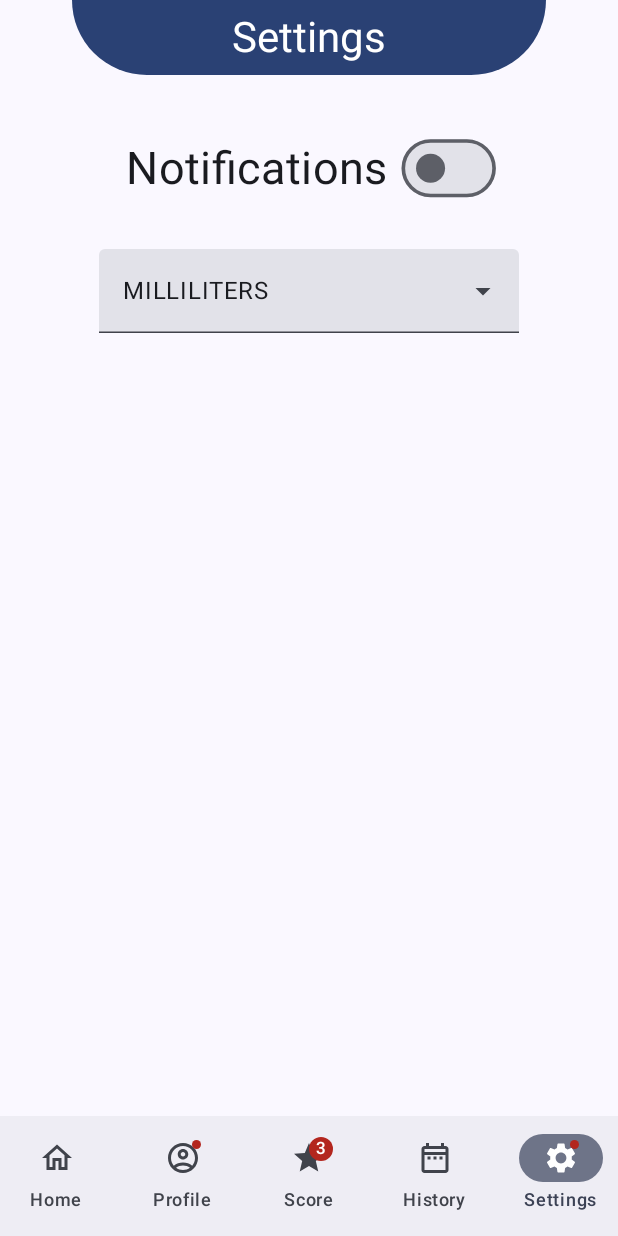
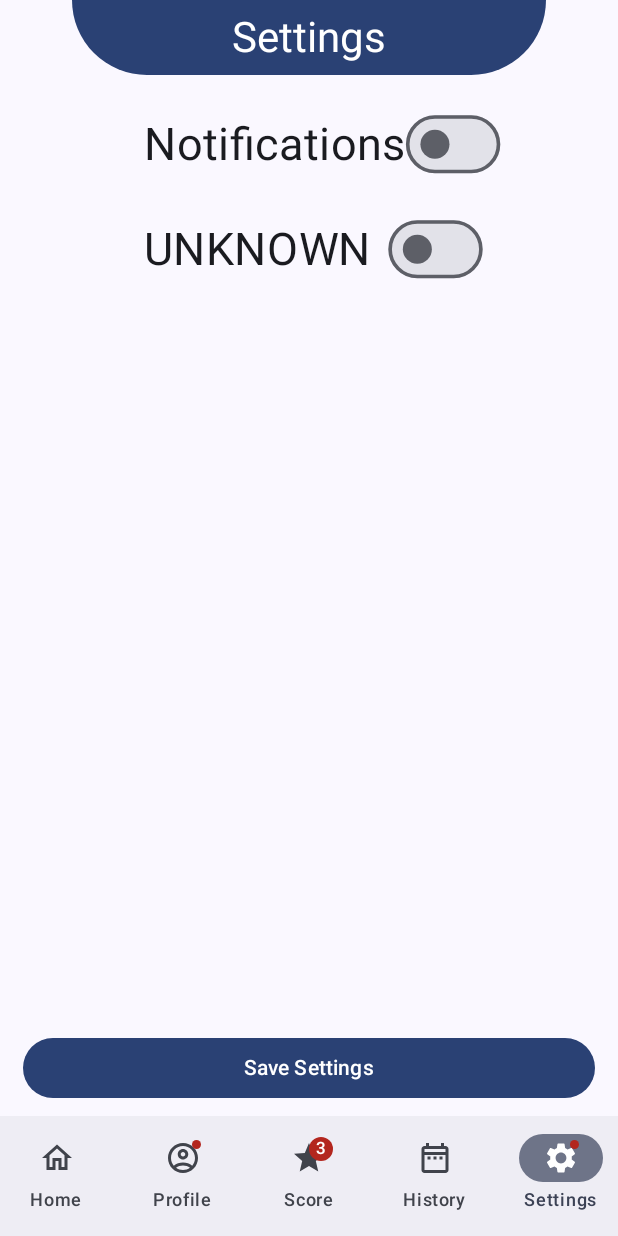
Before and after one commit to straumandi/Hydrinker, an Android app built with Jetpack Compose: the screen it shows after launch (MainActivity), item 5 of the bottom bar chosen, on a phone screen of 412 x 824 dp. Run offline under Robolectric (Android 15) with nearby library versions, the phone set to English and light mode, and no system bars.

Commit message:
added settings screen and push notifications

```diff
--- a/app/src/main/AndroidManifest.xml
+++ b/app/src/main/AndroidManifest.xml
@@ -2,7 +2,10 @@
 <manifest xmlns:android="http://schemas.android.com/apk/res/android"
     xmlns:tools="http://schemas.android.com/tools">
 
+    <uses-permission android:name="android.permission.POST_NOTIFICATIONS" />
+    <uses-permission android:name="android.permission.RECEIVE_BOOT_COMPLETED"/>
     <application
+        android:name=".Hydrinker"
         android:allowBackup="true"
         android:dataExtractionRules="@xml/data_extraction_rules"
         android:fullBackupContent="@xml/backup_rules"
@@ -23,6 +26,6 @@
                 <category android:name="android.intent.category.LAUNCHER" />
             </intent-filter>
         </activity>
+        <receiver android:name=".services.HourlyAlarmReceiver" />
     </application>
-
 </manifest>
--- /dev/null
+++ b/app/src/main/java/com/example/hydrinker/Hydrinker.kt
@@ -0,0 +1,47 @@
+package com.example.hydrinker
+
+import android.app.Application
+import android.app.NotificationChannel
+import android.app.NotificationManager
+import androidx.datastore.core.DataStore
+import androidx.datastore.preferences.core.Preferences
+import androidx.datastore.preferences.preferencesDataStore
+import androidx.lifecycle.ProcessLifecycleOwner
+import androidx.lifecycle.lifecycleScope
+import com.example.hydrinker.services.NotificationService
+import kotlinx.coroutines.launch
+
+
+class Hydrinker : Application() {
+    private val dataStore: DataStore<Preferences> by preferencesDataStore(name = "settings")
+    private lateinit var notificationService: NotificationService
+
+    // Override onCreate() to register an AppLifecycleObserver
+    override fun onCreate() {
+        super.onCreate()
+        notificationService = NotificationService(this)
+
+        createNotificationChannel()
+        scheduleOrCancelNotifications()
+    }
+
+    private fun createNotificationChannel() {
+        val notificationChannel = NotificationChannel(
+            "water_notification",
+            "Water",
+            NotificationManager.IMPORTANCE_HIGH
+        )
+        val notificationManager = getSystemService(NOTIFICATION_SERVICE) as NotificationManager
+        notificationManager.createNotificationChannel(notificationChannel)
+    }
+
+    private fun scheduleOrCancelNotifications() {
+        ProcessLifecycleOwner.get().lifecycleScope.launch {
+            if (notificationService.isNotificationEnabled(dataStore)) {
+                notificationService.scheduleHourlyNotifications()
+            } else {
+                notificationService.cancelScheduledNotifications()
+            }
+        }
+    }
+}
--- a/app/src/main/java/com/example/hydrinker/models/User.kt
+++ b/app/src/main/java/com/example/hydrinker/models/User.kt
@@ -23,5 +23,5 @@ enum class ActivityLevel {
 }
 
 enum class MeasurementUnit {
-    MILLILITERS, OUNCES, UNKNOWN
+    METRIC, IMPERIAL, UNKNOWN
 }
--- a/app/src/main/java/com/example/hydrinker/screens/SettingsScreen.kt
+++ b/app/src/main/java/com/example/hydrinker/screens/SettingsScreen.kt
@@ -1,23 +1,26 @@
 package com.example.hydrinker.screens
 
+import android.content.Context
+import android.widget.Toast
 import androidx.compose.foundation.background
 import androidx.compose.foundation.layout.Arrangement
+import androidx.compose.foundation.layout.Box
 import androidx.compose.foundation.layout.Column
 import androidx.compose.foundation.layout.Row
 import androidx.compose.foundation.layout.Spacer
 import androidx.compose.foundation.layout.fillMaxSize
+import androidx.compose.foundation.layout.fillMaxWidth
 import androidx.compose.foundation.layout.height
 import androidx.compose.foundation.layout.padding
+import androidx.compose.foundation.layout.size
 import androidx.compose.foundation.layout.width
-import androidx.compose.material3.DropdownMenuItem
-import androidx.compose.material3.ExperimentalMaterial3Api
-import androidx.compose.material3.ExposedDropdownMenuBox
-import androidx.compose.material3.ExposedDropdownMenuDefaults
+import androidx.compose.material3.Button
+import androidx.compose.material3.CircularProgressIndicator
 import androidx.compose.material3.MaterialTheme
 import androidx.compose.material3.Switch
 import androidx.compose.material3.Text
-import androidx.compose.material3.TextField
 import androidx.compose.runtime.Composable
+import androidx.compose.runtime.LaunchedEffect
 import androidx.compose.runtime.getValue
 import androidx.compose.runtime.mutableStateOf
 import androidx.compose.runtime.remember
@@ -28,23 +31,46 @@ import androidx.compose.ui.draw.scale
 import androidx.compose.ui.graphics.Color
 import androidx.compose.ui.platform.LocalContext
 import androidx.compose.ui.text.input.TextFieldValue
-import androidx.compose.ui.tooling.preview.Preview
 import androidx.compose.ui.unit.dp
 import androidx.compose.ui.unit.sp
 import androidx.navigation.NavController
 import com.example.hydrinker.headers.ScreenHeader
 import com.example.hydrinker.models.MeasurementUnit
+import com.example.hydrinker.services.NotificationService
+import com.example.hydrinker.services.SettingsService
+import kotlinx.coroutines.CoroutineScope
+import kotlinx.coroutines.Dispatchers
+import kotlinx.coroutines.delay
+import kotlinx.coroutines.launch
+import kotlinx.coroutines.withContext
 
-@Preview
 @Composable
-fun SettingsScreen(navController: NavController = NavController(LocalContext.current)) {
+fun SettingsScreen(
+    navController: NavController,
+    context: Context = LocalContext.current
+) {
     var uiState by remember { mutableStateOf(SettingsUiState()) }
+    val settingsService = SettingsService(context.dataStore, context)
+
+    LaunchedEffect(key1 = Unit) {
+        val existingProfile = settingsService.readSettings()
+        uiState = SettingsUiState(
+            notificationsOn = existingProfile.notificationsOn,
+            units = existingProfile.units
+        )
+    }
 
     ScreenHeader(headerText = "Settings")
+
+    Box(
+        modifier = Modifier
+            .fillMaxSize()
+            .padding(top = 60.dp, start = 15.dp, end = 15.dp)
+    ) {
         Column(
             modifier = Modifier
-            .padding(top = 96.dp)
-            .fillMaxSize(),
+                .fillMaxSize()
+                .padding(top = 20.dp),
             horizontalAlignment = Alignment.CenterHorizontally,
             verticalArrangement = Arrangement.spacedBy(40.dp)
         ) {
@@ -56,9 +82,50 @@ fun SettingsScreen(navController: NavController = NavController(LocalContext.cur
                 text = "Notifications"
             )
 
-        UnitDropDownMenu( onClick = {
-            uiState = uiState.copy(units = it)
-        })
+            CustomStyledSwitch(
+                checked = uiState.units == MeasurementUnit.METRIC,
+                onCheckedChange = {
+                    uiState =
+                        uiState.copy(units = if (it) MeasurementUnit.METRIC else MeasurementUnit.IMPERIAL)
+                },
+                text = uiState.units.name
+            )
+
+            Spacer(modifier = Modifier.weight(1f)) // This will push everything below to the bottom
+
+            Button(
+                onClick = {
+                    uiState = uiState.copy(isLoading = true)
+                    CoroutineScope(Dispatchers.IO).launch {
+                        settingsService.saveSettings(
+                            SettingsData(
+                                notificationsOn = uiState.notificationsOn,
+                                units = uiState.units
+                            )
+                        )
+                        delay(1500)
+                        uiState = uiState.copy(isLoading = false)
+                        withContext(Dispatchers.Main) {
+                            Toast.makeText(
+                                context,
+                                "Settings saved successfully",
+                                Toast.LENGTH_SHORT
+                            ).show()
+                        }
+                    }
+                },
+                modifier = Modifier
+                    .fillMaxWidth()
+                    .padding(vertical = 8.dp)
+            ) {
+                if (uiState.isLoading) {
+                    CircularProgressIndicator(modifier = Modifier.size(24.dp), color = Color.White)
+                } else {
+                    Text("Save Settings")
+                }
+            }
+
+        }
     }
 }
 
@@ -66,13 +133,14 @@ fun SettingsScreen(navController: NavController = NavController(LocalContext.cur
 fun CustomStyledSwitch(
     checked: Boolean,
     onCheckedChange: (Boolean) -> Unit,
-    text: String = ""
+    text: String = "",
 ) {
     Row(
         verticalAlignment = Alignment.CenterVertically,
         modifier = Modifier
             .height(30.dp)
-            .scale(1.10f)
+            .width(200.dp)
+            .scale(1.10f),
     ) {
         Text(
             text = text,
@@ -81,7 +149,7 @@ fun CustomStyledSwitch(
                 .background(Color.Transparent)
                 .align(Alignment.CenterVertically)
         )
-        Spacer(modifier = Modifier.width(10.dp))
+        Spacer(modifier = Modifier.width(15.dp))
         Switch(
             checked = checked,
             onCheckedChange = onCheckedChange,
@@ -92,68 +160,16 @@ fun CustomStyledSwitch(
     }
 }
 
-@OptIn(ExperimentalMaterial3Api::class)
-@Composable
-fun UnitDropDownMenu(onClick: (MeasurementUnit) -> Unit ) {
-    var expanded by remember { mutableStateOf(false) }
-    var selectedText by remember { mutableStateOf(MeasurementUnit.MILLILITERS) }
-
-
-    ExposedDropdownMenuBox(
-        expanded = expanded,
-        onExpandedChange = {
-            expanded = !expanded
-        }
-    ) {
-        TextField(
-            value = selectedText.name,
-            onValueChange = {},
-            readOnly = true,
-            trailingIcon = { ExposedDropdownMenuDefaults.TrailingIcon(expanded = expanded) },
-            modifier = Modifier.menuAnchor()
-        )
-
-        ExposedDropdownMenu(
-            expanded = expanded,
-            onDismissRequest = { expanded = false }
-        ) {
-            MeasurementUnit.values().forEach { item ->
-                if (item == MeasurementUnit.UNKNOWN) return@forEach
-                DropdownMenuItem(
-                    text = { Text(text = item.name) },
-                    onClick = {
-                        selectedText = item
-                        expanded = false
-                        onClick(item)
-                    }
-                )
-            }
-        }
-    }
-}
-
 data class SettingsUiState(
     val notificationsOn: Boolean = false,
-    val units: MeasurementUnit = MeasurementUnit.UNKNOWN,
+    val units: MeasurementUnit = MeasurementUnit.METRIC,
     val eMail: TextFieldValue = TextFieldValue(""),
     val areUnitsValid: Boolean = false,
     val isEmailValid: Boolean = true,
     val isLoading: Boolean = false
-) {
-    fun validateState(): SettingsUiState {
-
-        return this.copy(
-            areUnitsValid = false,
-            isEmailValid = false,
 )
-    }
-
-    val isValid: Boolean
-        get() = areUnitsValid && isEmailValid
-}
 
 data class SettingsData(
     val notificationsOn: Boolean,
     val units: MeasurementUnit,
-    val eMail: String
 )
--- /dev/null
+++ b/app/src/main/java/com/example/hydrinker/services/NotificationService.kt
@@ -0,0 +1,83 @@
+package com.example.hydrinker.services
+
+import android.app.AlarmManager
+import android.app.NotificationManager
+import android.app.PendingIntent
+import android.content.Context
+import android.content.Intent
+import androidx.core.app.NotificationCompat
+import androidx.datastore.core.DataStore
+import androidx.datastore.preferences.core.Preferences
+import com.example.hydrinker.Hydrinker
+import com.example.hydrinker.R
+import kotlinx.coroutines.flow.first
+import kotlin.random.Random
+
+class NotificationService(private val context: Context) {
+    private val notificationManager = context.getSystemService(NotificationManager::class.java)
+
+    // TODO: REPLACE WITH MORE APPEALING INFO
+    fun showBasicNotification() {
+        val notification = NotificationCompat.Builder(context, "water_notification")
+            .setContentTitle("Water Reminder")
+            .setContentText("Time to drink a glass of water")
+            .setSmallIcon(R.drawable.water_drop)
+            .setPriority(NotificationManager.IMPORTANCE_HIGH)
+            .setAutoCancel(true)
+            .build()
+
+        notificationManager.notify(
+            Random.nextInt(),
+            notification
+        )
+    }
+
+    fun scheduleHourlyNotifications() {
+
+        if (!isAlarmSet()) {
+            val alarmManager = context.getSystemService(Context.ALARM_SERVICE) as AlarmManager
+            val intent = Intent(context, HourlyAlarmReceiver::class.java)
+            val pendingIntent = PendingIntent.getBroadcast(context, 0, intent, 0)
+
+            val startTime = System.currentTimeMillis() // Start at current time
+            val intervalTime = (60 * 60 * 1000).toLong() // 60 minutes in milliseconds
+
+            alarmManager.setInexactRepeating(
+                AlarmManager.RTC_WAKEUP,
+                startTime,
+                intervalTime,
+                pendingIntent
+            )
+        }
+    }
+
+    fun cancelScheduledNotifications() {
+        val intent = Intent(context, HourlyAlarmReceiver::class.java)
+        val pendingIntent = PendingIntent.getBroadcast(
+            context,
+            0,
+            intent,
+            PendingIntent.FLAG_NO_CREATE or PendingIntent.FLAG_IMMUTABLE
+        )
+        pendingIntent?.let {
+            val alarmManager = context.getSystemService(Context.ALARM_SERVICE) as AlarmManager
+            alarmManager.cancel(it)
+        }
+    }
+
+    private fun isAlarmSet(): Boolean {
+        val intent = Intent(context, HourlyAlarmReceiver::class.java)
+        val pendingIntent = PendingIntent.getBroadcast(
+            context,
+            0,
+            intent,
+            PendingIntent.FLAG_NO_CREATE or PendingIntent.FLAG_IMMUTABLE
+        )
+        return pendingIntent != null
+    }
+
+    suspend fun isNotificationEnabled(dataStore: DataStore<Preferences>): Boolean {
+        val preferences = dataStore.data.first()
+        return preferences[PreferencesKeys.NOTIFICATIONS_ON] ?: true // default to true if not set
+    }
+}
--- /dev/null
+++ b/app/src/main/java/com/example/hydrinker/services/PreferenceKeys.kt
@@ -0,0 +1,17 @@
+package com.example.hydrinker.services
+
+import androidx.datastore.preferences.core.booleanPreferencesKey
+import androidx.datastore.preferences.core.doublePreferencesKey
+import androidx.datastore.preferences.core.intPreferencesKey
+import androidx.datastore.preferences.core.stringPreferencesKey
+
+object PreferencesKeys {
+    val NAME = stringPreferencesKey("name")
+    val WEIGHT = doublePreferencesKey("weight")
+    val AGE = intPreferencesKey("age")
+    val DAILY_GOAL = doublePreferencesKey("dailyGoal")
+    val DRINK_SIZE = doublePreferencesKey("drinkSize")
+    val NOTIFICATIONS_ON = booleanPreferencesKey("notificationsOn")
+    val UNITS = stringPreferencesKey("units")
+    val EMAIL = stringPreferencesKey("email")
+}
--- /dev/null
+++ b/app/src/main/java/com/example/hydrinker/services/SettingsService.kt
@@ -0,0 +1,36 @@
+package com.example.hydrinker.services
+
+import android.content.Context
+import androidx.compose.ui.platform.LocalContext
+import androidx.datastore.core.DataStore
+import androidx.datastore.preferences.core.Preferences
+import androidx.datastore.preferences.core.edit
+import com.example.hydrinker.models.MeasurementUnit
+import com.example.hydrinker.screens.ProfileData
+import com.example.hydrinker.screens.SettingsData
+import kotlinx.coroutines.flow.first
+
+class SettingsService (private val dataStore: DataStore<Preferences>, private val context: Context) {
+    private val notificationService = NotificationService(context)
+
+    suspend fun saveSettings(settingsData: SettingsData) {
+        dataStore.edit { settings ->
+            settings[PreferencesKeys.NOTIFICATIONS_ON] = settingsData.notificationsOn
+            settings[PreferencesKeys.UNITS] = settingsData.units.name
+        }
+
+        if (settingsData.notificationsOn) {
+            notificationService.scheduleHourlyNotifications()
+        } else {
+            notificationService.cancelScheduledNotifications()
+        }
+    }
+
+    suspend fun readSettings(): SettingsData {
+        val preferences = dataStore.data.first()
+        return SettingsData(
+            notificationsOn = preferences[PreferencesKeys.NOTIFICATIONS_ON] ?: false,
+            units = MeasurementUnit.valueOf(preferences[PreferencesKeys.UNITS] ?: MeasurementUnit.UNKNOWN.name)
+        )
+    }
+}
--- /dev/null
+++ b/app/src/main/res/drawable/big_water_drop.xml
@@ -0,0 +1,5 @@
+<vector android:height="48dp" android:tint="#0CA5D5"
+    android:viewportHeight="24" android:viewportWidth="24"
+    android:width="48dp" xmlns:android="http://schemas.android.com/apk/res/android">
+    <path android:fillColor="@android:color/white" android:pathData="M12,2c-5.33,4.55 -8,8.48 -8,11.8c0,4.98 3.8,8.2 8,8.2s8,-3.22 8,-8.2C20,10.48 17.33,6.55 12,2zM7.83,14c0.37,0 0.67,0.26 0.74,0.62c0.41,2.22 2.28,2.98 3.64,2.87c0.43,-0.02 0.79,0.32 0.79,0.75c0,0.4 -0.32,0.73 -0.72,0.75c-2.13,0.13 -4.62,-1.09 -5.19,-4.12C7.01,14.42 7.37,14 7.83,14z"/>
+</vector>
--- /dev/null
+++ b/app/src/main/res/drawable/water_drop.xml
@@ -0,0 +1,5 @@
+<vector android:height="24dp" android:tint="#0CA5D5"
+    android:viewportHeight="24" android:viewportWidth="24"
+    android:width="24dp" xmlns:android="http://schemas.android.com/apk/res/android">
+    <path android:fillColor="@android:color/white" android:pathData="M12,2c-5.33,4.55 -8,8.48 -8,11.8c0,4.98 3.8,8.2 8,8.2s8,-3.22 8,-8.2C20,10.48 17.33,6.55 12,2zM7.83,14c0.37,0 0.67,0.26 0.74,0.62c0.41,2.22 2.28,2.98 3.64,2.87c0.43,-0.02 0.79,0.32 0.79,0.75c0,0.4 -0.32,0.73 -0.72,0.75c-2.13,0.13 -4.62,-1.09 -5.19,-4.12C7.01,14.42 7.37,14 7.83,14z"/>
+</vector>
```
Also changed, not shown: app/build.gradle.kts (+9 -5 lines), app/src/main/java/com/example/hydrinker/services/HourlyAlarmReceiver.kt (added, +12 -0 lines), app/src/main/java/com/example/hydrinker/services/ProfileService.kt (+10 -19 lines). Lines whose indentation alone changed are shown as unchanged.
